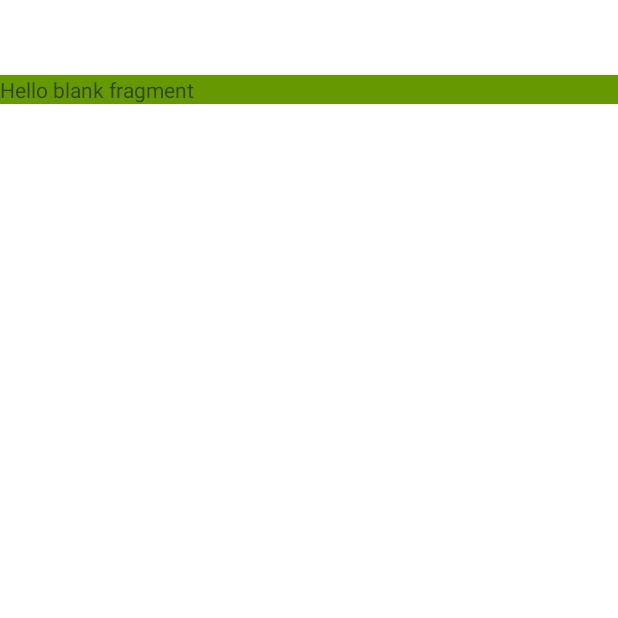
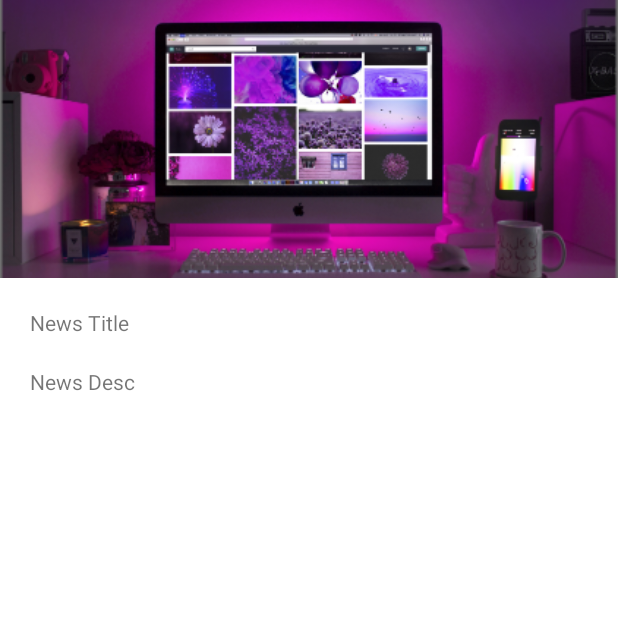
Before and after one commit to abdulvvahid/NewsFragmentManagement, an Android app: the screen it shows after launch (MainActivity), after a tap on "Writer1", on a phone screen of 412 x 824 dp, the top half of it. Run offline under Robolectric (Android 15) with nearby library versions, the phone set to English and light mode, and no system bars; our stand-ins replace data binding.

Commit message:
Design details fragment

```diff
--- a/app/src/main/java/com/noor/newsfragmentmanagement/data/SliderItem.kt
+++ /dev/null
@@ -1,5 +0,0 @@
-package com.noor.newsfragmentmanagement.data
-
-data class SliderItem(
-    private val image: Int
-)
--- a/app/src/main/res/layout/activity_main.xml
+++ b/app/src/main/res/layout/activity_main.xml
@@ -26,6 +26,7 @@
                 android:layout_height="wrap_content" />
 
             <HorizontalScrollView
+                android:id="@+id/hsv_writer"
                 android:layout_width="match_parent"
                 android:layout_height="wrap_content"
                 android:scrollbars="none">
@@ -39,58 +40,37 @@
                     <FrameLayout
                         android:id="@+id/fragment_writer_1"
                         android:layout_width="wrap_content"
-                        android:layout_height="wrap_content"
-                        android:layout_marginTop="20dp"
-                        android:layout_marginBottom="20dp"
-                        android:layout_marginEnd="20dp"/>
+                        android:layout_height="wrap_content"/>
 
                     <FrameLayout
                         android:id="@+id/fragment_writer_2"
                         android:layout_width="wrap_content"
-                        android:layout_height="wrap_content"
-                        android:layout_marginTop="20dp"
-                        android:layout_marginBottom="20dp"
-                        android:layout_marginEnd="20dp"/>
+                        android:layout_height="wrap_content"/>
 
                     <FrameLayout
                         android:id="@+id/fragment_writer_3"
                         android:layout_width="wrap_content"
-                        android:layout_height="wrap_content"
-                        android:layout_marginTop="20dp"
-                        android:layout_marginBottom="20dp"
-                        android:layout_marginEnd="20dp"/>
+                        android:layout_height="wrap_content"/>
 
                     <FrameLayout
                         android:id="@+id/fragment_writer_4"
                         android:layout_width="wrap_content"
-                        android:layout_height="wrap_content"
-                        android:layout_marginTop="20dp"
-                        android:layout_marginBottom="20dp"
-                        android:layout_marginEnd="20dp"/>
+                        android:layout_height="wrap_content"/>
 
                     <FrameLayout
                         android:id="@+id/fragment_writer_5"
                         android:layout_width="wrap_content"
-                        android:layout_height="wrap_content"
-                        android:layout_marginTop="20dp"
-                        android:layout_marginBottom="20dp"
-                        android:layout_marginEnd="20dp"/>
+                        android:layout_height="wrap_content"/>
 
                     <FrameLayout
                         android:id="@+id/fragment_writer_6"
                         android:layout_width="wrap_content"
-                        android:layout_height="wrap_content"
-                        android:layout_marginTop="20dp"
-                        android:layout_marginBottom="20dp"
-                        android:layout_marginEnd="20dp"/>
+                        android:layout_height="wrap_content"/>
 
                     <FrameLayout
                         android:id="@+id/fragment_writer_7"
                         android:layout_width="wrap_content"
-                        android:layout_height="wrap_content"
-                        android:layout_marginTop="20dp"
-                        android:layout_marginBottom="20dp"
-                        android:layout_marginEnd="20dp"/>
+                        android:layout_height="wrap_content"/>
 
                 </LinearLayout>
 
@@ -104,8 +84,7 @@
             <FrameLayout
                 android:id="@+id/fragment_news1"
                 android:layout_width="match_parent"
-                android:layout_height="wrap_content"
-                android:layout_marginTop="10dp"/>
+                android:layout_height="wrap_content"/>
 
             <FrameLayout
                 android:id="@+id/fragment_news2"
--- a/app/src/main/res/layout/fragment_detail.xml
+++ b/app/src/main/res/layout/fragment_detail.xml
@@ -2,19 +2,36 @@
 <layout xmlns:android="http://schemas.android.com/apk/res/android"
     xmlns:tools="http://schemas.android.com/tools">
 
-    <data>
-    </data>
+    <data></data>
 
-    <FrameLayout
+    <LinearLayout
         android:layout_width="match_parent"
         android:layout_height="match_parent"
-        tools:context=".DetailFragment"
-        android:background="@android:color/holo_green_dark">
+        android:orientation="vertical"
+        tools:context=".DetailFragment">
+
+        <ImageView
+            android:id="@+id/iv_detail"
+            android:layout_width="match_parent"
+            android:layout_height="wrap_content"
+            android:scaleType="centerCrop"
+            android:src="@drawable/rectangle1" />
 
         <TextView
-            android:layout_width="match_parent"
-            android:layout_height="match_parent"
-            android:text="@string/hello_blank_fragment" />
+            android:id="@+id/tv_detail_news_title"
+            android:layout_width="wrap_content"
+            android:layout_height="wrap_content"
+            android:layout_marginHorizontal="20dp"
+            android:layout_marginTop="20dp"
+            android:text="News Title" />
 
-    </FrameLayout>
+        <TextView
+            android:id="@+id/tv_detail_news_desc"
+            android:layout_width="wrap_content"
+            android:layout_height="wrap_content"
+            android:layout_marginHorizontal="20dp"
+            android:layout_marginTop="20dp"
+            android:text="News Desc" />
+    </LinearLayout>
+
 </layout>
--- a/app/src/main/res/layout/fragment_head_news.xml
+++ b/app/src/main/res/layout/fragment_head_news.xml
@@ -27,6 +27,7 @@
             android:layout_marginStart="30dp"
             android:layout_marginEnd="30dp"
             android:gravity="bottom"
+            android:padding="2dp"
             android:background="#40000000"
             android:layout_marginBottom="30dp"
             android:textColor="@color/white"
--- a/app/src/main/res/layout/fragment_writer.xml
+++ b/app/src/main/res/layout/fragment_writer.xml
@@ -11,7 +11,10 @@
         android:layout_width="wrap_content"
         android:layout_height="wrap_content"
         android:orientation="vertical"
-        tools:context=".WriterFragment">
+        tools:context=".WriterFragment"
+        android:layout_marginTop="20dp"
+        android:layout_marginBottom="20dp"
+        android:layout_marginEnd="20dp">
 
         <de.hdodenhof.circleimageview.CircleImageView
             android:id="@+id/profile_image"
```
